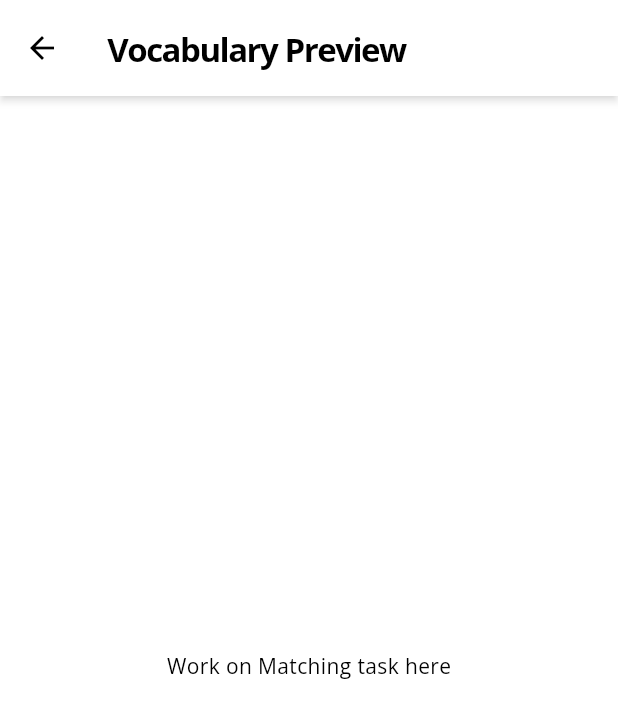
After one commit to michaelvasallo/ellii-app, a Flutter app: the LessonDetailScreen screen opened directly with sample values from the repository, after a tap on "Launch Tasks", after a tap on "Vocabulary Preview", on a phone screen of 412 x 824 dp. The commit adds this screen. Shown: the top 718 px of the screen. Run offline on Flutter 3.47's test engine with Material 3 defaults, Android fonts, the phone set to English and light mode, and no system bars.

Commit message:
Create lesson tasks screen

```diff
--- a/lib/constants/lessons.dart
+++ b/lib/constants/lessons.dart
@@ -35,9 +35,9 @@ final List<Lesson> lessons = [
     ],
     'assets/images/72_Distracted-Driving.webp',
     [
-      MatchingTask('Matching'),
-      MultipleChoiceTask('Multiple Choice'),
-      SpeakingTask('Speaking'),
+      MatchingTask('Vocabulary Preview'),
+      MultipleChoiceTask('Vocabulary Review'),
+      SpeakingTask('Pronunciation'),
     ],
   ),
   Lesson(
@@ -72,9 +72,9 @@ final List<Lesson> lessons = [
     ],
     'assets/images/73_Online-Privacy.webp',
     [
-      MatchingTask('Matching'),
-      MultipleChoiceTask('Multiple Choice'),
-      SpeakingTask('Speaking'),
+      MatchingTask('Vocabulary Preview'),
+      MultipleChoiceTask('Vocabulary Review'),
+      SpeakingTask('Pronunciation'),
     ],
   ),
   Lesson(
@@ -112,8 +112,6 @@ final List<Lesson> lessons = [
     ],
     'assets/images/91_Animals.webp',
     [
-      MatchingTask('Matching'),
-      MultipleChoiceTask('Multiple Choice'),
       SpeakingTask('Speaking'),
     ],
   )
--- a/lib/constants/light_theme.dart
+++ b/lib/constants/light_theme.dart
@@ -27,6 +27,7 @@ final ThemeData lightTheme = ThemeData(
       color: Colors.black87,
       fontFamily: 'OpenSans',
       fontWeight: FontWeight.bold,
+      letterSpacing: -0.5,
     ),
     titleSmall: TextStyle(
       color: Colors.black87,
--- /dev/null
+++ b/lib/features/lessons/screens/lesson_tasks_screen.dart
@@ -0,0 +1,19 @@
+import 'package:flutter/material.dart';
+import '../../tasks/models/task.dart';
+import '../../tasks/widgets/task_list_tile.dart';
+
+class LessonTasksScreen extends StatelessWidget {
+  const LessonTasksScreen({super.key, required this.tasks});
+
+  final List<Task> tasks;
+
+  @override
+  Widget build(BuildContext context) {
+    return ListView.builder(
+      itemCount: tasks.length,
+      itemBuilder: (context, index) {
+        return TaskListTile(task: tasks[index]);
+      },
+    );
+  }
+}
--- a/lib/features/tasks/models/matching_task.dart
+++ b/lib/features/tasks/models/matching_task.dart
@@ -2,4 +2,9 @@ import 'task.dart';
 
 class MatchingTask extends Task {
   MatchingTask(super.title);
+
+  @override
+  String taskType() {
+    return 'Matching';
+  }
 }
--- a/lib/features/tasks/models/multiple_choice_task.dart
+++ b/lib/features/tasks/models/multiple_choice_task.dart
@@ -2,4 +2,9 @@ import 'task.dart';
 
 class MultipleChoiceTask extends Task {
   MultipleChoiceTask(super.title);
+
+  @override
+  String taskType() {
+    return 'Multiple Choice';
+  }
 }
--- a/lib/features/tasks/models/speaking_task.dart
+++ b/lib/features/tasks/models/speaking_task.dart
@@ -2,4 +2,9 @@ import 'task.dart';
 
 class SpeakingTask extends Task {
   SpeakingTask(super.title);
+
+  @override
+  String taskType() {
+    return 'Speaking';
+  }
 }
--- a/lib/features/tasks/models/task.dart
+++ b/lib/features/tasks/models/task.dart
@@ -2,4 +2,6 @@ abstract class Task {
   Task(this.title);
 
   final String title;
+
+  String taskType();
 }
--- /dev/null
+++ b/lib/features/tasks/screens/matching_task_screen.dart
@@ -0,0 +1,20 @@
+import 'package:flutter/material.dart';
+import '../models/matching_task.dart';
+
+class MatchingTaskScreen extends StatelessWidget {
+  const MatchingTaskScreen({super.key, required this.task});
+
+  final MatchingTask task;
+
+  @override
+  Widget build(BuildContext context) {
+    return Scaffold(
+      appBar: AppBar(
+        title: Text(task.title),
+      ),
+      body: const Center(
+        child: Text('Work on Matching task here'),
+      ),
+    );
+  }
+}
--- /dev/null
+++ b/lib/features/tasks/screens/multiple_choice_task_screen.dart
@@ -0,0 +1,20 @@
+import 'package:flutter/material.dart';
+import '../models/multiple_choice_task.dart';
+
+class MultipleChoiceTaskScreen extends StatelessWidget {
+  const MultipleChoiceTaskScreen({super.key, required this.task});
+
+  final MultipleChoiceTask task;
+
+  @override
+  Widget build(BuildContext context) {
+    return Scaffold(
+      appBar: AppBar(
+        title: Text(task.title),
+      ),
+      body: const Center(
+        child: Text('Work on Multiple Choice task here'),
+      ),
+    );
+  }
+}
--- /dev/null
+++ b/lib/features/tasks/screens/speaking_task_screen.dart
@@ -0,0 +1,20 @@
+import 'package:flutter/material.dart';
+import '../models/speaking_task.dart';
+
+class SpeakingTaskScreen extends StatelessWidget {
+  const SpeakingTaskScreen({super.key, required this.task});
+
+  final SpeakingTask task;
+
+  @override
+  Widget build(BuildContext context) {
+    return Scaffold(
+      appBar: AppBar(
+        title: Text(task.title),
+      ),
+      body: const Center(
+        child: Text('Work on Speaking task here'),
+      ),
+    );
+  }
+}
--- /dev/null
+++ b/lib/features/tasks/widgets/task_list_tile.dart
@@ -0,0 +1,47 @@
+import 'package:flutter/material.dart';
+
+import '../models/matching_task.dart';
+import '../models/multiple_choice_task.dart';
+import '../models/speaking_task.dart';
+import '../models/task.dart';
+import '../screens/matching_task_screen.dart';
+import '../screens/multiple_choice_task_screen.dart';
+import '../screens/speaking_task_screen.dart';
+
+class TaskListTile extends StatelessWidget {
+  const TaskListTile({super.key, required this.task});
+
+  final Task task;
+
+  @override
+  Widget build(BuildContext context) {
+    Widget page;
+    switch (task.runtimeType) {
+      case const (MatchingTask):
+        page = MatchingTaskScreen(task: task as MatchingTask);
+        break;
+      case const (MultipleChoiceTask):
+        page = MultipleChoiceTaskScreen(task: task as MultipleChoiceTask);
+        break;
+      case const (SpeakingTask):
+        page = SpeakingTaskScreen(task: task as SpeakingTask);
+        break;
+      default:
+        page = const Center(child: Text('Unknown task type'));
+    }
+
+    return ListTile(
+      title: Text(task.title, style: Theme.of(context).textTheme.titleMedium),
+      subtitle:
+          Text(task.taskType(), style: Theme.of(context).textTheme.labelMedium),
+      onTap: () {
+        Navigator.push(
+          context,
+          MaterialPageRoute(
+            builder: (context) => page,
+          ),
+        );
+      },
+    );
+  }
+}
```
